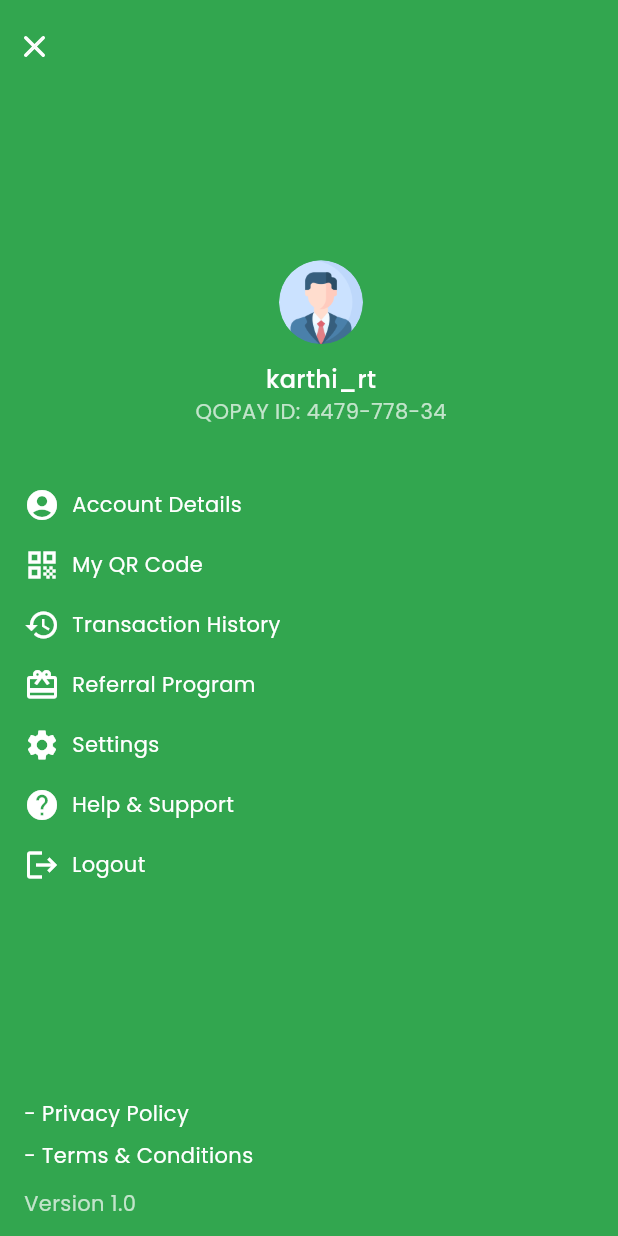
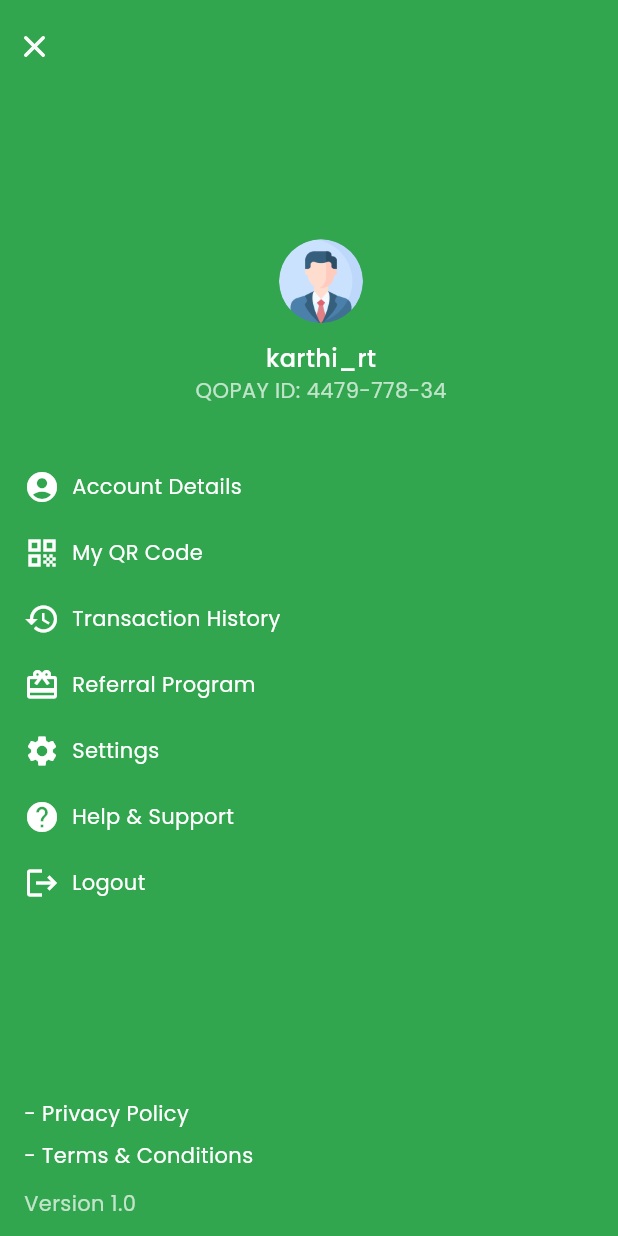
Before and after one commit to karthi-rt/og-pay, a Flutter app: the NavigationDrawerScreen screen opened directly, on a phone screen of 412 x 824 dp. Run offline on Flutter 3.47's test engine with Material 3 defaults, Android fonts, the phone set to English and light mode, and no system bars; our stand-ins replace carousel_slider, flutter_form_builder, flutter_secure_storage, flutter_svg, flutter_zoom_drawer, get and 1 more; accounts and stored records are empty.

Commit message:
fixed issues

```diff
--- a/lib/modules/bottom_navigation/home/views/home_screen.dart
+++ b/lib/modules/bottom_navigation/home/views/home_screen.dart
@@ -110,7 +110,9 @@ class _HomeScreenState extends State<HomeScreen> {
                   children: [
                     AppText("OGPAY Features", fontSize: 14, fontWeight: FontWeight.w600,),
                     UIHelper.verticalSpaceM,
-                    Row(
+                    IntrinsicHeight(
+                      child: Row(
+                        crossAxisAlignment: CrossAxisAlignment.stretch,
                         children: [
                           FeatureActionCard(
                             iconPath: ic.bank,
@@ -130,6 +132,7 @@ class _HomeScreenState extends State<HomeScreen> {
                             backgroundColor: c.primary,
                           ),
                         ],
+                      ),
                     )
                   ],
                 )
--- a/lib/modules/bottom_navigation/home/widgets/feature_action_card.dart
+++ b/lib/modules/bottom_navigation/home/widgets/feature_action_card.dart
@@ -29,10 +29,11 @@ class FeatureActionCard extends StatelessWidget {
         backgroundColor: backgroundColor,
         borderRadius: 8.0,
         child: Row(
+          mainAxisAlignment: MainAxisAlignment.center,
           children: [
             SvgPicture.asset(iconPath, width: 22, height: 22,),
             UIHelper.horizontalSpaceXS,
-            Expanded(
+            Flexible(
               child: AppText(
                 title,
                 color: c.white,
--- a/lib/modules/dashboard_menu/views/navigation_drawer_screen.dart
+++ b/lib/modules/dashboard_menu/views/navigation_drawer_screen.dart
@@ -77,7 +77,7 @@ class _NavigationDrawerScreenState extends State<NavigationDrawerScreen> {
     return InkWell(
       onTap: onTap,
       child: Container(
-        margin: const EdgeInsets.symmetric(vertical: 8.0),
+        margin: const EdgeInsets.symmetric(vertical: 10.0),
         padding: EdgeInsets.zero,
         child: Row(
           children: [
```
Lines whose indentation alone changed are shown as unchanged.
